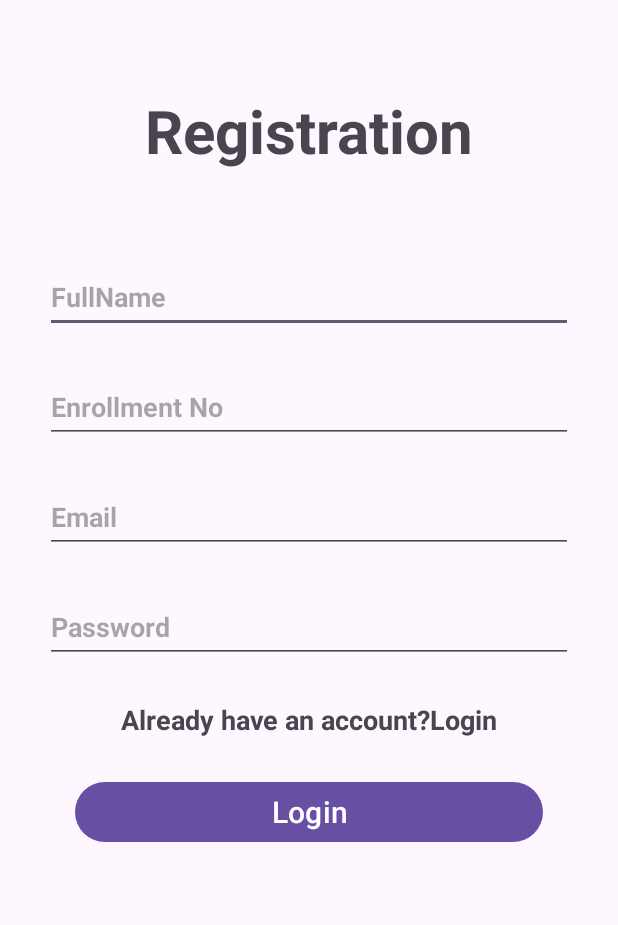
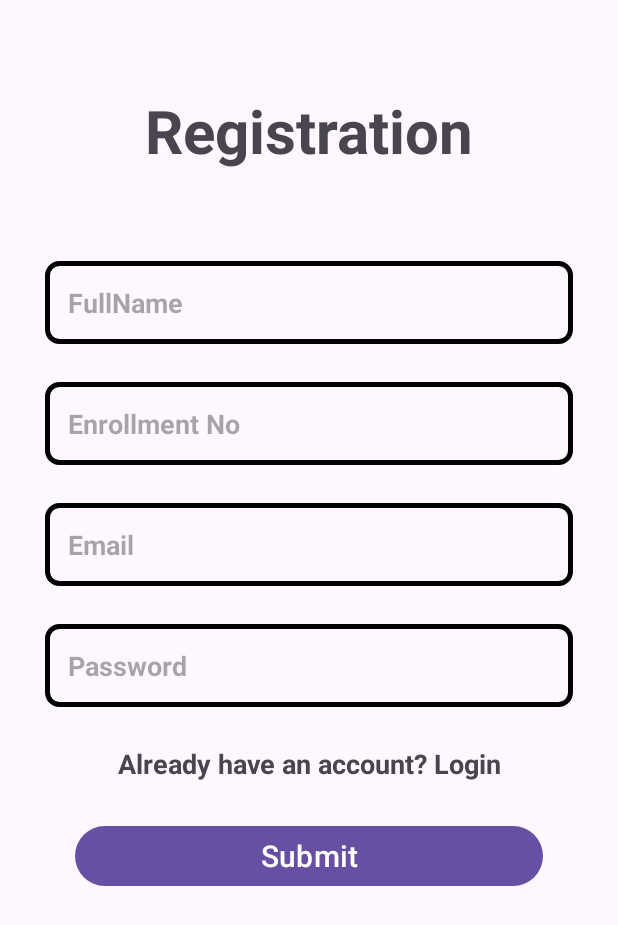
Before and after one commit to ShivkaranYadav/AttendenceManagement, an Android app: the screen it shows after launch (MainActivity), on a phone screen of 412 x 824 dp. Shown: the top 925 px of the screen. Run offline under Robolectric (Android 15) with nearby library versions, the phone set to English and light mode, and no system bars; our stand-ins replace Firebase (no records; nobody signed in at launch, a user with empty details on screens opened directly).

Commit message:
little changes

```diff
--- /dev/null
+++ b/app/src/main/res/drawable/edittextstyle.xml
@@ -0,0 +1,5 @@
+<?xml version="1.0" encoding="utf-8"?>
+<shape android:shape="rectangle" xmlns:android="http://schemas.android.com/apk/res/android">
+    <stroke android:width="3dp" android:color="@color/black"/>
+    <corners android:radius="8dp"/>
+</shape>
--- a/app/src/main/res/layout/activity_main.xml
+++ b/app/src/main/res/layout/activity_main.xml
@@ -28,18 +28,23 @@
         android:layout_marginHorizontal="30dp"
         android:layout_marginBottom="25sp"
         android:hint="FullName"
+        android:autofillHints=""
+        android:background="@drawable/edittextstyle"
+        android:padding="15dp"
         android:minHeight="48dp"
         />
 
     <EditText
         android:id="@+id/En"
         android:textStyle="bold"
-
+        android:autofillHints=""
         android:layout_width="match_parent"
         android:layout_height="wrap_content"
         android:layout_marginHorizontal="30dp"
         android:layout_marginBottom="25sp"
         android:hint="Enrollment No"
+        android:background="@drawable/edittextstyle"
+        android:padding="15dp"
         android:inputType="number"
         android:minHeight="48dp"
         />
@@ -53,7 +58,10 @@
         android:layout_marginHorizontal="30dp"
         android:layout_marginBottom="25sp"
         android:hint="Email"
+        android:background="@drawable/edittextstyle"
+        android:padding="15dp"
         android:minHeight="48dp"
+        android:autofillHints=""
         />
 
     <EditText
@@ -65,6 +73,9 @@
         android:hint="Password"
         android:inputType="textPassword"
         android:minHeight="48dp"
+        android:background="@drawable/edittextstyle"
+        android:padding="15dp"
+        android:autofillHints=""
         android:layout_marginBottom="25sp"
         />
 
@@ -75,7 +86,7 @@
         android:focusableInTouchMode="true"
         android:textStyle="bold"
         android:gravity="center"
-        android:text="Already have an account?Login"
+        android:text="Already have an account? Login"
         android:layout_marginBottom="25sp"
         android:textSize="18dp" />
 
@@ -84,9 +95,8 @@
         android:layout_width="match_parent"
         android:layout_height="wrap_content"
         android:layout_marginHorizontal="50dp"
-        android:text="Login"
+        android:text="Submit"
         android:textSize="20sp"
         />
 
-
 </LinearLayout>
```
Also changed, not shown: app/src/main/res/layout/activity_login.xml (+10 -7 lines).
